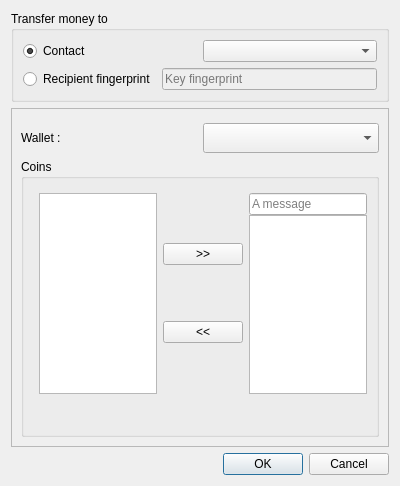
Qt form res/ui/transferDialog.ui (duniter/sakia) before a commit.
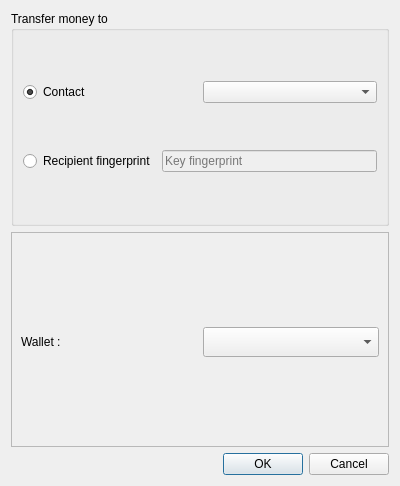
The same form after that commit.

```diff
--- a/res/ui/transferDialog.ui
+++ b/res/ui/transferDialog.ui
@@ -107,107 +107,6 @@
         </item>
        </layout>
       </item>
-      <item>
-       <widget class="QGroupBox" name="groupBox_3">
-        <property name="title">
-         <string>Coins</string>
-        </property>
-        <layout class="QVBoxLayout" name="verticalLayout_5">
-         <item>
-          <layout class="QHBoxLayout" name="horizontalLayout_5">
-           <property name="topMargin">
-            <number>5</number>
-           </property>
-           <item>
-            <layout class="QVBoxLayout" name="verticalLayout_6">
-             <property name="leftMargin">
-              <number>6</number>
-             </property>
-             <item>
-              <widget class="QListView" name="list_wallet"/>
-             </item>
-            </layout>
-           </item>
-           <item>
-            <layout class="QVBoxLayout" name="verticalLayout_4">
-             <property name="rightMargin">
-              <number>0</number>
-             </property>
-             <item>
-              <widget class="QPushButton" name="button_add">
-               <property name="text">
-                <string>&gt;&gt;</string>
-               </property>
-              </widget>
-             </item>
-             <item>
-              <widget class="QPushButton" name="button_remove">
-               <property name="text">
-                <string>&lt;&lt;</string>
-               </property>
-              </widget>
-             </item>
-            </layout>
-           </item>
-           <item>
-            <layout class="QVBoxLayout" name="verticalLayout_7">
-             <property name="spacing">
-              <number>0</number>
-             </property>
-             <property name="leftMargin">
-              <number>0</number>
-             </property>
-             <item>
-              <widget class="QLineEdit" name="edit_message">
-               <property name="placeholderText">
-                <string>A message</string>
-               </property>
-              </widget>
-             </item>
-             <item>
-              <widget class="QListView" name="list_coins_sent">
-               <property name="sizePolicy">
-                <sizepolicy hsizetype="Expanding" vsizetype="Preferred">
-                 <horstretch>0</horstretch>
-                 <verstretch>8</verstretch>
-                </sizepolicy>
-               </property>
-              </widget>
-             </item>
-            </layout>
-           </item>
-          </layout>
-         </item>
-         <item>
-          <layout class="QHBoxLayout" name="horizontalLayout_6">
-           <property name="topMargin">
-            <number>5</number>
-           </property>
-           <item>
-            <spacer name="horizontalSpacer">
-             <property name="orientation">
-              <enum>Qt::Horizontal</enum>
-             </property>
-             <property name="sizeHint" stdset="0">
-              <size>
-               <width>40</width>
-               <height>20</height>
-              </size>
-             </property>
-            </spacer>
-           </item>
-           <item>
-            <widget class="QLabel" name="label_total">
-             <property name="text">
-              <string/>
-             </property>
-            </widget>
-           </item>
-          </layout>
-         </item>
-        </layout>
-       </widget>
-      </item>
      </layout>
     </widget>
    </item>
```
Left out of the diff: 32 changed lines with no effect on the pictures.
